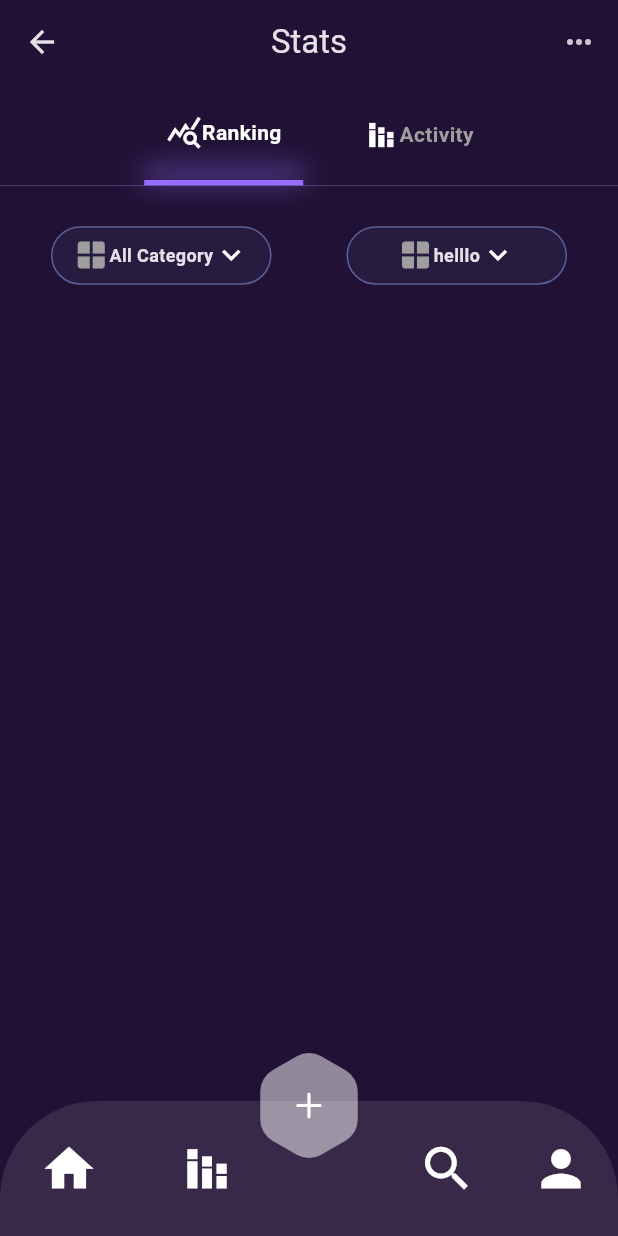
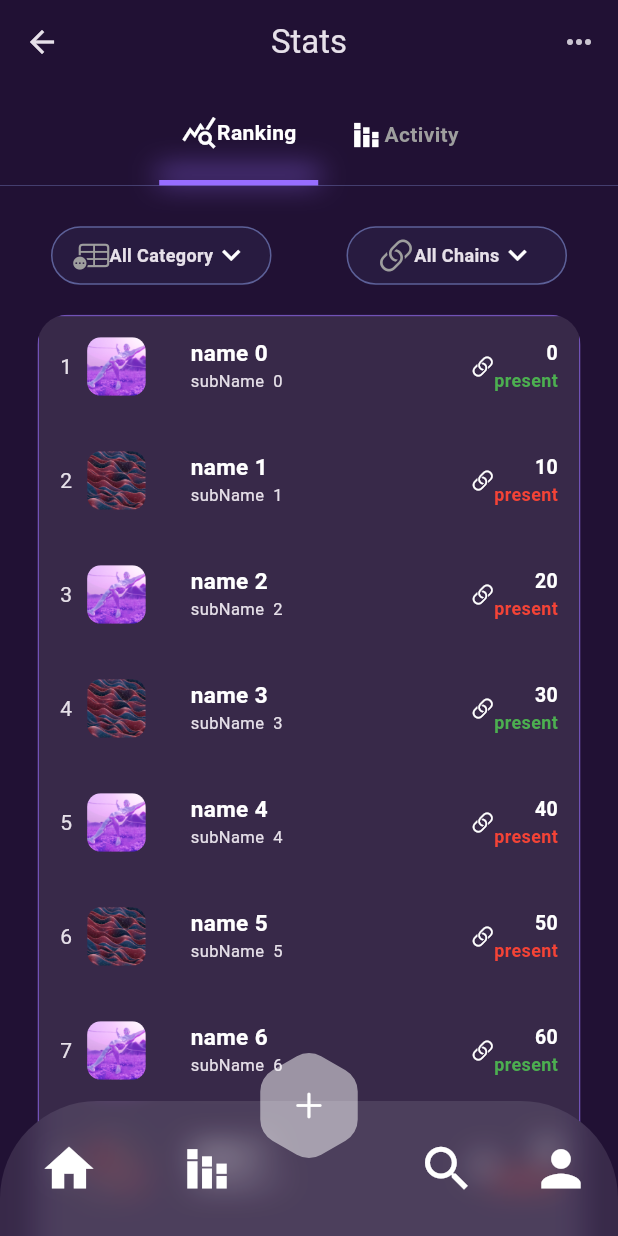
Before and after one commit to Linashaqoura612/Mini_MarketPlace_NFT, a Flutter app: the HomePage screen opened by its route, after a tap on the "stacked bar chart" icon, on a phone screen of 412 x 824 dp. Run offline on Flutter 3.47's test engine with Material 3 defaults, Android fonts, the phone set to English and light mode, and no system bars; Roboto replaces fonts that are missing (SF Pro Display).

Commit message:
completed mini app

```diff
--- a/lib/core/resources/font_manager.dart
+++ b/lib/core/resources/font_manager.dart
@@ -5,6 +5,9 @@ class FontManager {
 class FontSize {
   static const double fs10 = 10;
   static const double fs11 = 11;
+  static const double fs12 = 12;
+  static const double fs13 = 13;
+  static const double fs15 = 15;
   static const double fs17 = 17;
   static const double fs19_82 = 19.82;
   static const double fs25_23 = 25.23;
--- a/lib/core/resources/size_manager.dart
+++ b/lib/core/resources/size_manager.dart
@@ -5,6 +5,7 @@ class HeightValue {
   static const double h12_61 = 12.61;
   static const double h20 = 20;
   static const double h27 = 27;
+  static const double h39 = 39;
   static const double h45_06 = 45.06;
   static const double h70 = 70;
   static const double h90 = 90;
@@ -27,8 +28,12 @@ class WidthValue {
   static const double w0_2 = .2;
   static const double w0_7 = .7;
   static const double w10 = 10;
+  static const double w20 = 20;
   static const double w28_83 = 28.83;
+  static const double w30 = 30;
+  static const double w39 = 39;
   static const double w40 = 40;
+  static const double w50 = 50;
   static const double w106 = 106;
   static const double w157 = 157;
   static const double w198_2 = 198.2;
@@ -37,6 +42,7 @@ class WidthValue {
 }
 
 class RadiusValue {
+  static const double r9 = 9;
   static const double r40 = 40;
   static const double r27_03 = 27.03;
 }
--- a/lib/core/resources/strings_manager.dart
+++ b/lib/core/resources/strings_manager.dart
@@ -11,4 +11,6 @@ class StringsManager {
   static const String StatsTitle = 'Stats';
   static const String ranking = 'Ranking';
   static const String activity = 'Activity';
+  static const String allCategory = 'All Category';
+  static const String allChains = 'All Chains';
 }
--- a/lib/features/stats/screens/stats.dart
+++ b/lib/features/stats/screens/stats.dart
@@ -1,3 +1,6 @@
+import 'dart:ui';
+
+import 'package:flutter/cupertino.dart';
 import 'package:flutter/material.dart';
 import 'package:mini_nft_marketplace/core/resources/color_manager.dart';
 import 'package:mini_nft_marketplace/core/resources/font_manager.dart';
@@ -7,12 +10,18 @@ import 'package:mini_nft_marketplace/features/home/widgets/custom_subTitle.dart'
 import 'package:mini_nft_marketplace/features/stats/widgets/custom_category_stats_page.dart';
 import 'package:mini_nft_marketplace/features/stats/widgets/custom_title_state_page.dart';
 
+import '../../../core/resources/asset_image_manager.dart';
+import '../../../models/table_row_state_model.dart';
+import '../widgets/Custom_table_row_stat_page.dart';
+
 class Stats extends StatelessWidget {
   const Stats({super.key});
 
   @override
   Widget build(BuildContext context) {
-    return Column(
+    double listHeight = MediaQuery.of(context).size.height - 250;
+    return SingleChildScrollView(
+      child: Column(
         children: [
           SizedBox(
             height: HeightValue.h20,
@@ -24,13 +33,60 @@ class Stats extends StatelessWidget {
           Row(
             mainAxisAlignment: MainAxisAlignment.center,
             children: [
-
-           CustomCategoryStatsPage(icon: Icons.window, title: 'All Category',),
-           SizedBox(width: 50,),
-           CustomCategoryStatsPage(icon: Icons.window, title: 'helllo',),
+              CustomCategoryStatsPage(
+                icon: CupertinoIcons.table_badge_more,
+                title: StringsManager.allCategory,
+              ),
+              SizedBox(
+                width: WidthValue.w50,
+              ),
+              CustomCategoryStatsPage(
+                icon: CupertinoIcons.link,
+                title: StringsManager.allChains,
+              ),
             ],
-        )
+          ),
+          SizedBox(
+            height: 20,
+          ),
+          Padding(
+            padding: const EdgeInsets.symmetric(horizontal: PaddingValue.p25),
+            child: ClipRRect(
+              borderRadius: BorderRadius.circular(20),
+              child: BackdropFilter(
+                filter: ImageFilter.blur(
+                    sigmaX: BlurValue.b10, sigmaY: BlurValue.b10),
+                child: Container(
+                  decoration: BoxDecoration(
+                    color: ColorManager.kColorWhite.withOpacity(0.1),
+                    border: Border.all(
+                      color: ColorManager.kColorDarkPurple.withOpacity(.6),
+                    ),
+                  ),
+                  child: ListView.separated(
+                      physics: const NeverScrollableScrollPhysics(),
+                      shrinkWrap: true,
+                      itemBuilder: (context, index) => CustomTableRowStatPage(
+                          tableRowModel: TableRowModel(
+                              index + 1,
+                              index % 2 == 0
+                                  ? AssetImageManager.categoryVirtualHomePage
+                                  : AssetImageManager.topSellerHomePage2,
+                              "name $index",
+                              "subName  $index",
+                              "${index * 10}",
+                              "present",
+                              index % 3 == 0 ? true : false)),
+                      separatorBuilder: (context, index) => SizedBox(
+                            height: HeightValue.h9,
+                          ),
+                      itemCount: 20),
+                ),
+              ),
+            ),
+          ),
         ],
+      ),
     );
   }
 }
--- /dev/null
+++ b/lib/features/stats/widgets/Custom_table_row_stat_page.dart
@@ -0,0 +1,95 @@
+import 'package:flutter/cupertino.dart';
+import 'package:flutter/material.dart';
+import 'package:mini_nft_marketplace/core/resources/size_manager.dart';
+
+import '../../../core/resources/color_manager.dart';
+import '../../../core/resources/font_manager.dart';
+import '../../../models/table_row_state_model.dart';
+
+class CustomTableRowStatPage extends StatelessWidget {
+  const CustomTableRowStatPage({super.key, required this.tableRowModel});
+  final TableRowModel tableRowModel;
+  @override
+  Widget build(BuildContext context) {
+    return Container(
+      child: Padding(
+        padding: const EdgeInsets.all(14),
+        child: Row(
+          mainAxisAlignment: MainAxisAlignment.start,
+          children: [
+            Text('${tableRowModel.order}'),
+            const SizedBox(
+              width: WidthValue.w10,
+            ),
+            ClipRRect(
+              borderRadius: BorderRadius.circular(RadiusValue.r9),
+              child: Image(
+                fit: BoxFit.cover,
+                image: AssetImage(
+                  tableRowModel.image,
+                ),
+                width: WidthValue.w39,
+                height: HeightValue.h39,
+              ),
+            ),
+            const SizedBox(
+              width: WidthValue.w30,
+            ),
+            Container(
+              width: 115,
+              height: HeightValue.h39,
+              child: Column(
+                crossAxisAlignment: CrossAxisAlignment.start,
+                children: [
+                  Text(
+                    tableRowModel.name,
+                    style: const TextStyle(
+                        color: ColorManager.kColorWhite,
+                        fontWeight: FontWeight.bold,
+                        fontSize: FontSize.fs15,
+                        fontFamily: FontManager.sfProDisplay),
+                  ),
+                  Text(
+                    tableRowModel.subName,
+                    style: const TextStyle(
+                        fontSize: FontSize.fs11,
+                        fontFamily: FontManager.sfProDisplay),
+                  ),
+                ],
+              ),
+            ),
+            SizedBox(
+              width: WidthValue.w28_83,
+            ),
+            Spacer(),
+            Icon(
+              CupertinoIcons.link,
+              size: 15,
+            ),
+            Column(
+              crossAxisAlignment: CrossAxisAlignment.end,
+              children: [
+                Text(
+                  tableRowModel.count,
+                  style: TextStyle(
+                      color: ColorManager.kColorWhite,
+                      fontSize: FontSize.fs13,
+                      fontWeight: FontWeight.bold),
+                ),
+                Text(
+                  tableRowModel.present,
+                  style: TextStyle(
+                      color: tableRowModel.active
+                          ? Colors.green
+                          : ColorManager.kColorRed,
+                      fontSize: 12,
+                      fontWeight: FontWeight.bold),
+                )
+              ],
+            )
+          ],
+        ),
+      ),
+    );
+  }
+}
--- a/lib/features/stats/widgets/custom_category_stats_page.dart
+++ b/lib/features/stats/widgets/custom_category_stats_page.dart
@@ -29,7 +29,7 @@ class CustomCategoryStatsPage extends StatelessWidget {
           Text(
             title,
             style: TextStyle(
-                fontSize: 12,
+                fontSize: FontSize.fs12,
                 fontWeight: FontWeight.bold,
                 fontFamily: FontManager.sfProDisplay),
           ),
--- a/lib/features/stats/widgets/custom_title_state_page.dart
+++ b/lib/features/stats/widgets/custom_title_state_page.dart
@@ -12,7 +12,6 @@ class CustomTitleStatePage extends StatelessWidget {
   @override
   Widget build(BuildContext context) {
     return Container(
-
       // padding: EdgeInsetsDirectional.only(bottom: PaddingValue.p16),
       decoration: BoxDecoration(
         border: Border(
@@ -23,9 +22,19 @@ class CustomTitleStatePage extends StatelessWidget {
       child: Row(
         mainAxisAlignment: MainAxisAlignment.center,
         children: [
-          ActiveSubTitleStatePage(active: true, title:StringsManager.ranking, icon: Icons.query_stats,),SizedBox(width: WidthValue.w40,),
-          ActiveSubTitleStatePage(active: false, title: StringsManager.activity, icon:Icons.stacked_bar_chart_sharp ,),
-
+          ActiveSubTitleStatePage(
+            active: true,
+            title: StringsManager.ranking,
+            icon: Icons.query_stats,
+          ),
+          SizedBox(
+            width: WidthValue.w20,
+          ),
+          ActiveSubTitleStatePage(
+            active: false,
+            title: StringsManager.activity,
+            icon: Icons.stacked_bar_chart_sharp,
+          ),
         ],
       ),
     );
--- /dev/null
+++ b/lib/models/table_row_state_model.dart
@@ -0,0 +1,19 @@
+class TableRowModel {
+  int order;
+  String image;
+  String name;
+  String subName;
+  String count;
+  String present;
+  bool active;
+
+  TableRowModel(
+      this.order,
+      this.image,
+      this.name,
+      this.subName,
+      this.count,
+      this.present,
+      this.active,
+      );
+}
```
Also changed, not shown: lib/features/stats/widgets/active_sub_title_state_page.dart (+8 -4 lines). Lines whose indentation alone changed are shown as unchanged.
